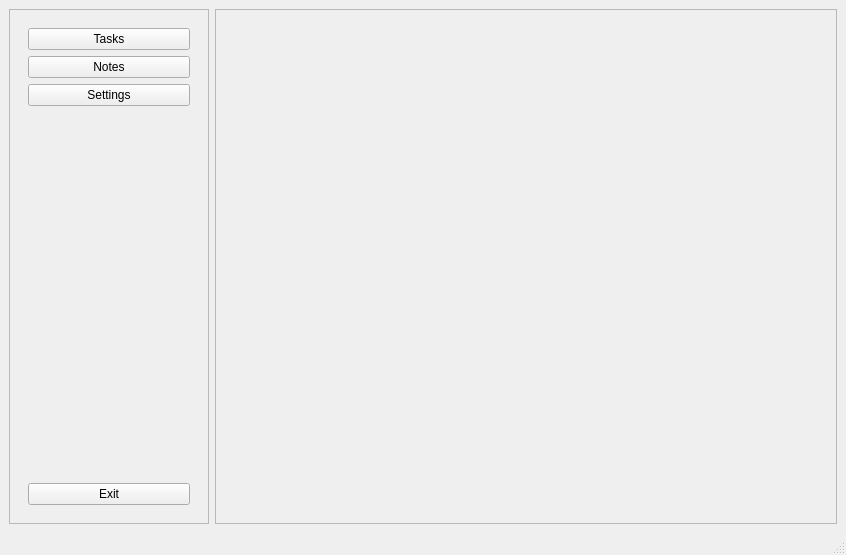
The window that mainwindow.ui (DanilooPomelo/PC-Assistent) describes before a commit, drawn with Qt 5.
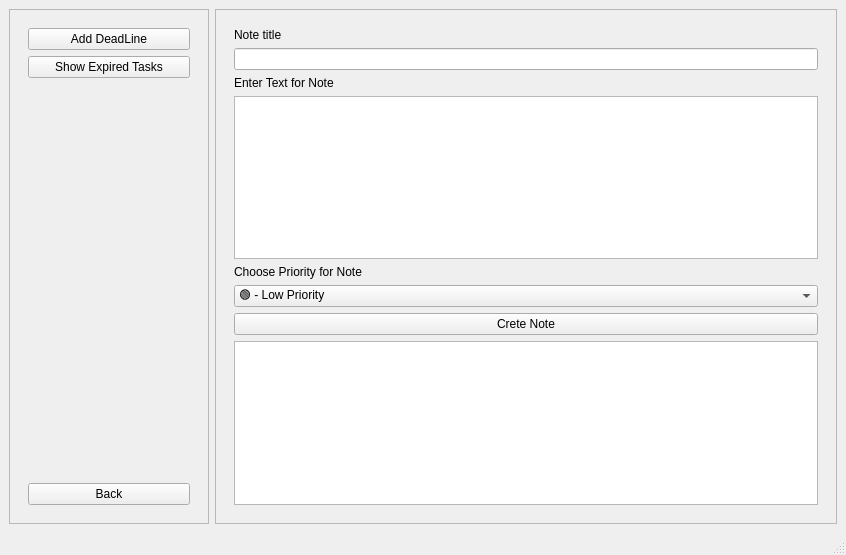
The same window after the commit. The open tabs and pages were chosen to show the change.

Commit message: Expand GUI, refactor project and start FastAPI backend

What changed in the file:
```diff
--- a/mainwindow.ui
+++ b/mainwindow.ui
@@ -173,6 +173,48 @@
            </item>
           </layout>
          </widget>
+         <widget class="QWidget" name="dead_line_menu_page">
+          <layout class="QVBoxLayout" name="verticalLayout_19">
+           <item>
+            <layout class="QVBoxLayout" name="verticalLayout_18">
+             <item>
+              <widget class="QPushButton" name="add_deadline_btn">
+               <property name="text">
+                <string>Add DeadLine</string>
+               </property>
+              </widget>
+             </item>
+             <item>
+              <widget class="QPushButton" name="show_expired_tasks_btn">
+               <property name="text">
+                <string>Show Expired Tasks</string>
+               </property>
+              </widget>
+             </item>
+             <item>
+              <spacer name="verticalSpacer_4">
+               <property name="orientation">
+                <enum>Qt::Orientation::Vertical</enum>
+               </property>
+               <property name="sizeHint" stdset="0">
+                <size>
+                 <width>20</width>
+                 <height>40</height>
+                </size>
+               </property>
+              </spacer>
+             </item>
+             <item>
+              <widget class="QPushButton" name="dead_line_back_btn">
+               <property name="text">
+                <string>Back</string>
+               </property>
+              </widget>
+             </item>
+            </layout>
+           </item>
+          </layout>
+         </widget>
          <widget class="QWidget" name="main_show_all_tasks_btn_page">
           <layout class="QVBoxLayout" name="verticalLayout_14">
            <item>
@@ -316,6 +358,122 @@
           </layout>
          </widget>
          <widget class="QWidget" name="WELCOME_PAGE"/>
+         <widget class="QWidget" name="show_all_notes_page">
+          <layout class="QVBoxLayout" name="verticalLayout_25">
+           <item>
+            <widget class="QTableView" name="show_all_notes_table"/>
+           </item>
+          </layout>
+         </widget>
+         <widget class="QWidget" name="show_expired_deadline_page">
+          <layout class="QVBoxLayout" name="verticalLayout_22">
+           <item>
+            <widget class="QTableView" name="ecpired_tasks_table"/>
+           </item>
+          </layout>
+         </widget>
+         <widget class="QWidget" name="create_note_page">
+          <layout class="QVBoxLayout" name="verticalLayout_24">
+           <item>
+            <layout class="QVBoxLayout" name="verticalLayout_23">
+             <item>
+              <widget class="QLabel" name="label_6">
+               <property name="text">
+                <string>Note title</string>
+               </property>
+              </widget>
+             </item>
+             <item>
+              <widget class="QLineEdit" name="enter_title_note_box"/>
+             </item>
+             <item>
+              <widget class="QLabel" name="label_7">
+               <property name="text">
+                <string>Enter Text for Note</string>
+               </property>
+              </widget>
+             </item>
+             <item>
+              <widget class="QTextEdit" name="enter_text_note_box"/>
+             </item>
+             <item>
+              <widget class="QLabel" name="label_8">
+               <property name="text">
+                <string>Choose Priority for Note</string>
+               </property>
+              </widget>
+             </item>
+             <item>
+              <widget class="QComboBox" name="choose_priority_note_box">
+               <item>
+                <property name="text">
+                 <string>🟢 - Low Priority</string>
+                </property>
+               </item>
+               <item>
+                <property name="text">
+                 <string>🟡 - Medium Priority</string>
+                </property>
+               </item>
+               <item>
+                <property name="text">
+                 <string>🔴 - High Priority</string>
+                </property>
+               </item>
+              </widget>
+             </item>
+             <item>
+              <widget class="QPushButton" name="for_create_note_btn">
+               <property name="text">
+                <string>Crete Note</string>
+               </property>
+              </widget>
+             </item>
+             <item>
+              <widget class="QTableView" name="view_note_after_created"/>
+             </item>
+            </layout>
+           </item>
+          </layout>
+         </widget>
+         <widget class="QWidget" name="add_dead_line_page">
+          <layout class="QVBoxLayout" name="verticalLayout_21">
+           <item>
+            <layout class="QVBoxLayout" name="verticalLayout_20">
+             <item>
+              <widget class="QLabel" name="label_4">
+               <property name="text">
+                <string>Enter Task ID fro Add DEADLINE</string>
+               </property>
+              </widget>
+             </item>
+             <item>
+              <widget class="QLineEdit" name="enter_task_id_for_add_deadline"/>
+             </item>
+             <item>
+              <widget class="QLabel" name="label_5">
+               <property name="text">
+                <string>Dead Line Fromat YYYY-MM-DD</string>
+               </property>
+              </widget>
+             </item>
+             <item>
+              <widget class="QLineEdit" name="enter_dead_line_date"/>
+             </item>
+             <item>
+              <widget class="QPushButton" name="add_dead_line_btn_search_id">
+               <property name="text">
+                <string>ADD</string>
+               </property>
+              </widget>
+             </item>
+             <item>
+              <widget class="QTableView" name="result_add_deadline_table"/>
+             </item>
+            </layout>
+           </item>
+          </layout>
+         </widget>
          <widget class="QWidget" name="complete_tasks_page">
           <layout class="QVBoxLayout" name="verticalLayout_16">
            <item>
```
Left out of the diff: 56 changed lines with no effect on the pictures. The commit also changes 7 other files.
